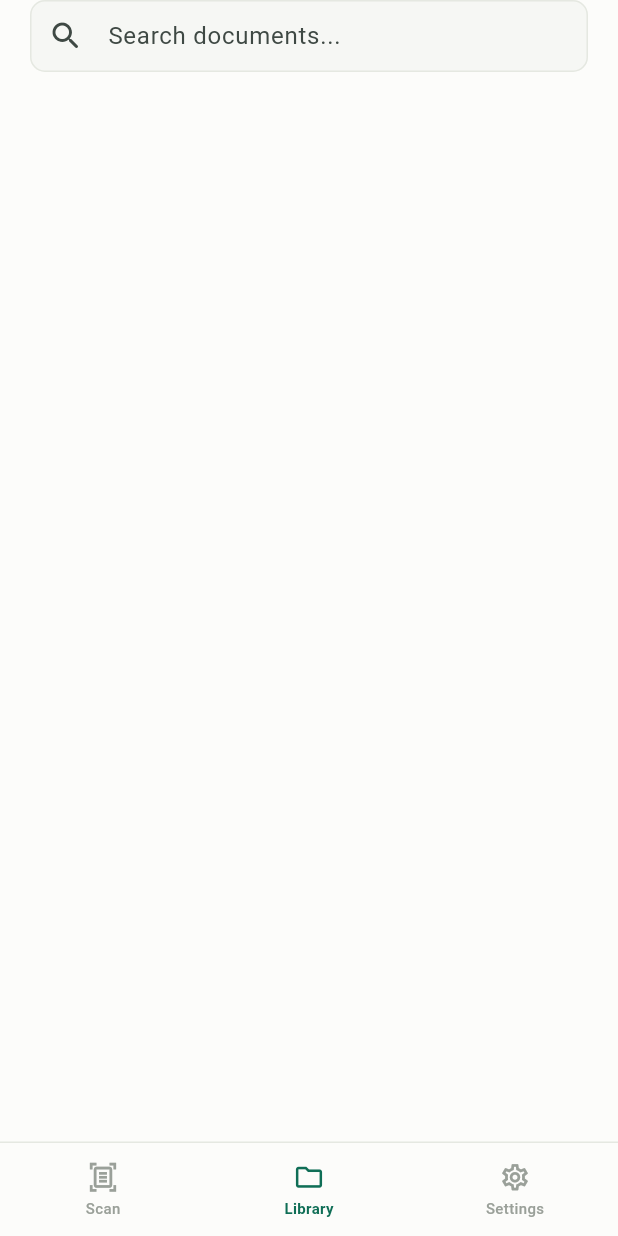
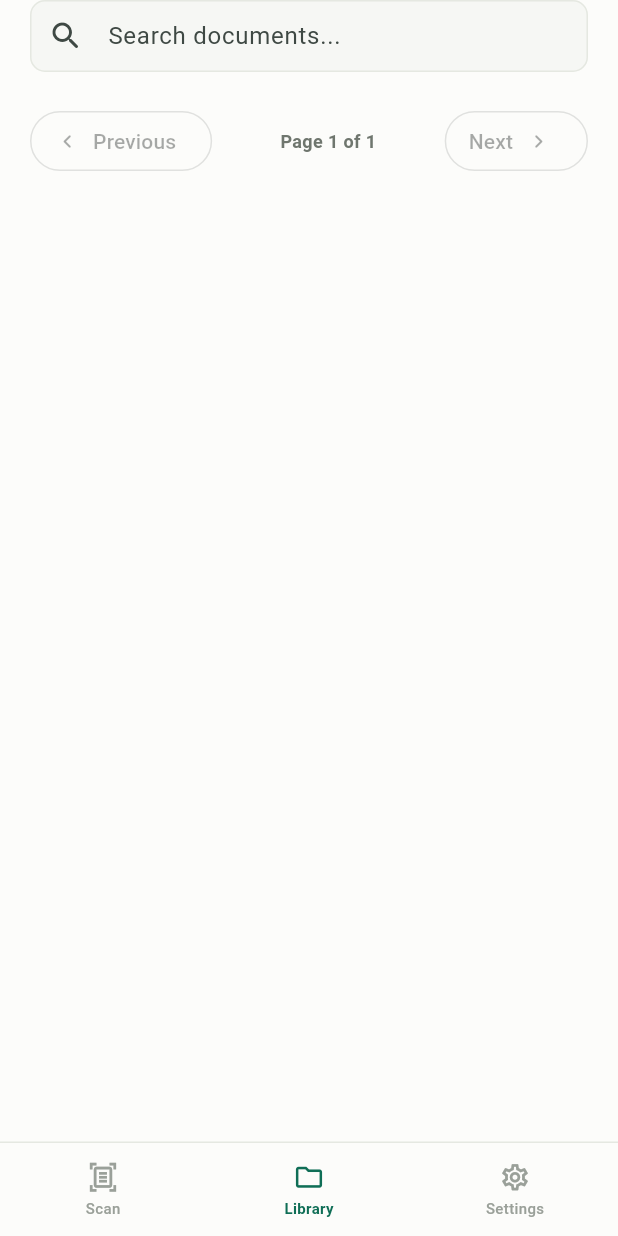
Before and after one commit to valentineRutto/WriteFlow, a Flutter app: the LibraryScreen widget shown alone on an empty page, opened directly with empty values, on a phone screen of 412 x 824 dp. Run offline on Flutter 3.47's test engine with Material 3 defaults, Android fonts, the phone set to English and light mode, and no system bars.

Commit message:
Add pagination to library documents

```diff
--- a/lib/presentation/screens/library_screen.dart
+++ b/lib/presentation/screens/library_screen.dart
@@ -66,6 +66,40 @@ class LibraryScreen extends StatelessWidget {
                     isLast: item == viewModel.documents.last,
                     onTap: () => onOpenDocument(item),
                   ),
+              if (!viewModel.isLoading)
+                Padding(
+                  padding: const EdgeInsets.fromLTRB(20, 12, 20, 4),
+                  child: Row(
+                    children: [
+                      OutlinedButton.icon(
+                        onPressed: viewModel.canGoToPreviousPage
+                            ? viewModel.previousPage
+                            : null,
+                        icon: const Icon(Icons.chevron_left_rounded),
+                        label: const Text('Previous'),
+                      ),
+                      Expanded(
+                        child: Text(
+                          'Page ${viewModel.currentPage} of ${viewModel.totalPages}',
+                          textAlign: TextAlign.center,
+                          style: const TextStyle(
+                            color: AppColors.textMuted,
+                            fontSize: 12,
+                            fontWeight: FontWeight.w600,
+                          ),
+                        ),
+                      ),
+                      OutlinedButton.icon(
+                        onPressed: viewModel.canGoToNextPage
+                            ? viewModel.nextPage
+                            : null,
+                        iconAlignment: IconAlignment.end,
+                        icon: const Icon(Icons.chevron_right_rounded),
+                        label: const Text('Next'),
+                      ),
+                    ],
+                  ),
+                ),
               const SizedBox(height: 16),
             ],
           ),
--- a/lib/presentation/view_models/library_view_model.dart
+++ b/lib/presentation/view_models/library_view_model.dart
@@ -4,18 +4,36 @@ import '../../domain/models/library_document.dart';
 import '../../domain/repositories/library_repository.dart';
 
 class LibraryViewModel extends ChangeNotifier {
-  LibraryViewModel({required LibraryRepository repository})
-    : _repository = repository;
+  LibraryViewModel({required LibraryRepository repository, this.pageSize = 5})
+    : assert(pageSize > 0),
+      _repository = repository;
 
   final LibraryRepository _repository;
+  final int pageSize;
 
   List<LibraryDocument> _documents = const [];
   String _query = '';
   bool _isLoading = false;
+  int _currentPage = 0;
 
   bool get isLoading => _isLoading;
+  int get currentPage => _currentPage + 1;
+  int get totalPages =>
+      (_filteredDocuments.length / pageSize).ceil().clamp(1, 1 << 31);
+  bool get canGoToPreviousPage => _currentPage > 0;
+  bool get canGoToNextPage => _currentPage + 1 < totalPages;
 
   List<LibraryDocument> get documents {
+    final filtered = _filteredDocuments;
+    final start = _currentPage * pageSize;
+    if (start >= filtered.length) return const [];
+    return filtered.sublist(
+      start,
+      (start + pageSize).clamp(0, filtered.length),
+    );
+  }
+
+  List<LibraryDocument> get _filteredDocuments {
     final normalizedQuery = _query.trim().toLowerCase();
     if (normalizedQuery.isEmpty) {
       return _documents;
@@ -34,6 +52,7 @@ class LibraryViewModel extends ChangeNotifier {
     _isLoading = true;
     notifyListeners();
     _documents = await _repository.loadDocuments();
+    _currentPage = 0;
     _isLoading = false;
     notifyListeners();
   }
@@ -44,6 +63,19 @@ class LibraryViewModel extends ChangeNotifier {
     }
 
     _query = query;
+    _currentPage = 0;
+    notifyListeners();
+  }
+
+  void nextPage() {
+    if (!canGoToNextPage) return;
+    _currentPage++;
+    notifyListeners();
+  }
+
+  void previousPage() {
+    if (!canGoToPreviousPage) return;
+    _currentPage--;
     notifyListeners();
   }
 }
```
Also changed, not shown: 2 other files.
